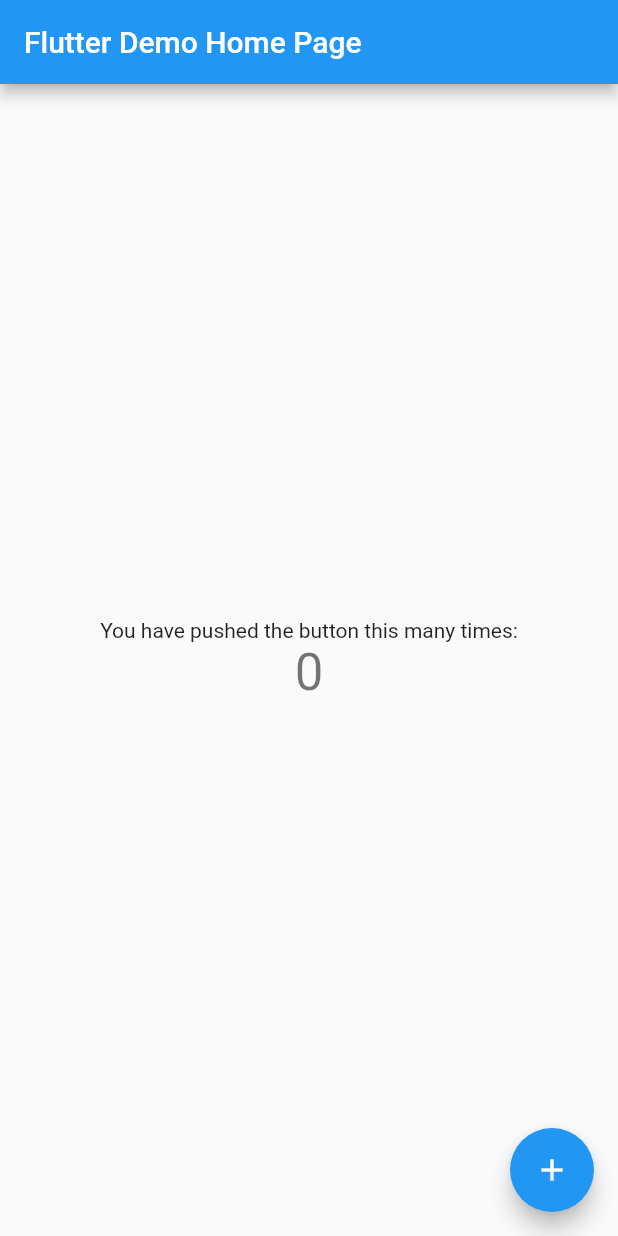
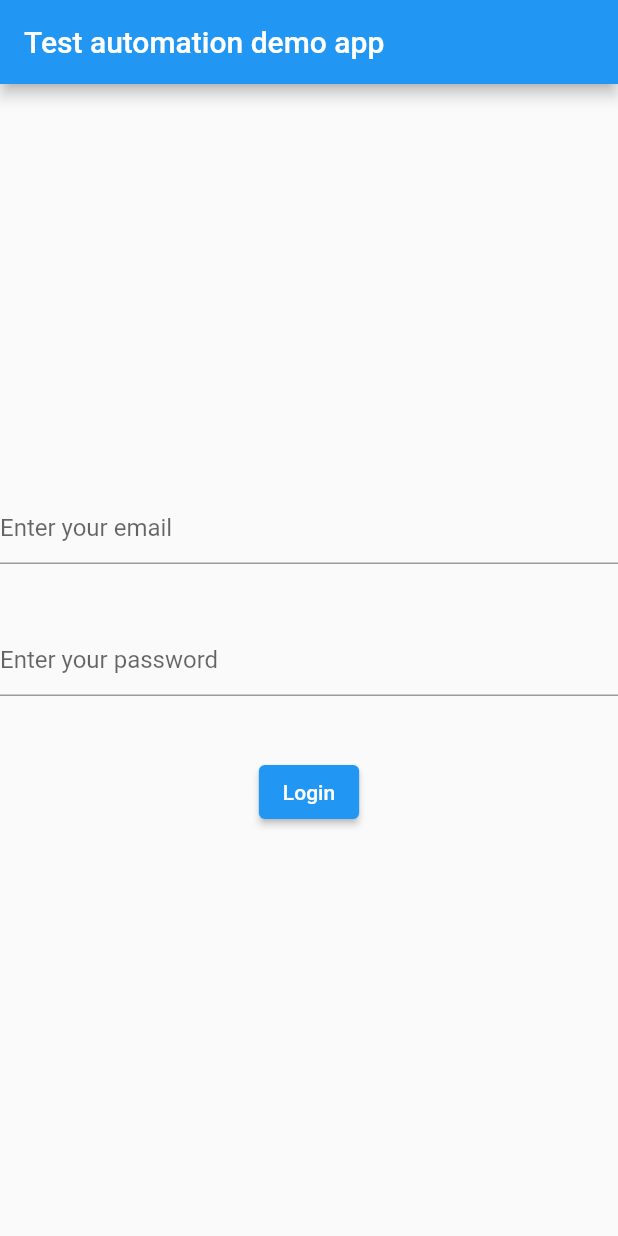
Before and after one commit to karlisV/flutter_test_automation_app, a Flutter app: the screen it shows after launch, on a phone screen of 412 x 824 dp. Run offline on Flutter 3.47's test engine with Material 2 defaults, Android fonts, the phone set to English and light mode, and no system bars; our stand-ins replace firebase_auth, firebase_core; accounts and stored records are empty; generated files the repository leaves out were written again.

Commit message:
login form initial implementation

```diff
--- a/lib/main.dart
+++ b/lib/main.dart
@@ -1,6 +1,17 @@
 import 'package:flutter/material.dart';
+import 'package:firebase_core/firebase_core.dart';
+import 'firebase_options.dart';
+import 'package:firebase_auth/firebase_auth.dart';
+import 'dart:developer';
+import './home_screen.dart';
 
-void main() {
+void main() async {
+  WidgetsFlutterBinding.ensureInitialized();
+
+  await Firebase.initializeApp(
+    options: DefaultFirebaseOptions.currentPlatform,
+  );
+
   runApp(const MyApp());
 }
 
@@ -24,22 +35,13 @@
         // is not restarted.
         primarySwatch: Colors.blue,
       ),
-      home: const MyHomePage(title: 'Flutter Demo Home Page'),
+      home: const MyHomePage(title: 'Test automation demo app'),
     );
   }
 }
 
 class MyHomePage extends StatefulWidget {
   const MyHomePage({Key? key, required this.title}) : super(key: key);
-
-  // This widget is the home page of your application. It is stateful, meaning
-  // that it has a State object (defined below) that contains fields that affect
-  // how it looks.
-
-  // This class is the configuration for the state. It holds the values (in this
-  // case the title) provided by the parent (in this case the App widget) and
-  // used by the build method of the State. Fields in a Widget subclass are
-  // always marked "final".
 
   final String title;
 
@@ -48,68 +50,96 @@
 }
 
 class _MyHomePageState extends State<MyHomePage> {
-  int _counter = 0;
+  final GlobalKey<FormState> _formKey = GlobalKey<FormState>();
 
-  void _incrementCounter() {
-    setState(() {
-      // This call to setState tells the Flutter framework that something has
-      // changed in this State, which causes it to rerun the build method below
-      // so that the display can reflect the updated values. If we changed
-      // _counter without calling setState(), then the build method would not be
-      // called again, and so nothing would appear to happen.
-      _counter++;
-    });
+  final _emailTextController = TextEditingController();
+  final _pwdTextController = TextEditingController();
+
+  SnackBar snackBar(String text) {
+    return SnackBar(
+      content: Text(text),
+    );
+  }
+
+  @override
+  void dispose() {
+    _emailTextController.dispose();
+    _pwdTextController.dispose();
+    super.dispose();
   }
 
   @override
   Widget build(BuildContext context) {
-    // This method is rerun every time setState is called, for instance as done
-    // by the _incrementCounter method above.
-    //
-    // The Flutter framework has been optimized to make rerunning build methods
-    // fast, so that you can just rebuild anything that needs updating rather
-    // than having to individually change instances of widgets.
     return Scaffold(
       appBar: AppBar(
-        // Here we take the value from the MyHomePage object that was created by
-        // the App.build method, and use it to set our appbar title.
         title: Text(widget.title),
       ),
       body: Center(
-        // Center is a layout widget. It takes a single child and positions it
-        // in the middle of the parent.
         child: Column(
-          // Column is also a layout widget. It takes a list of children and
-          // arranges them vertically. By default, it sizes itself to fit its
-          // children horizontally, and tries to be as tall as its parent.
-          //
-          // Invoke "debug painting" (press "p" in the console, choose the
-          // "Toggle Debug Paint" action from the Flutter Inspector in Android
-          // Studio, or the "Toggle Debug Paint" command in Visual Studio Code)
-          // to see the wireframe for each widget.
-          //
-          // Column has various properties to control how it sizes itself and
-          // how it positions its children. Here we use mainAxisAlignment to
-          // center the children vertically; the main axis here is the vertical
-          // axis because Columns are vertical (the cross axis would be
-          // horizontal).
           mainAxisAlignment: MainAxisAlignment.center,
           children: <Widget>[
-            const Text(
-              'You have pushed the button this many times:',
-            ),
-            Text(
-              '$_counter',
-              style: Theme.of(context).textTheme.headline4,
-            ),
+            Form(
+                key: _formKey,
+                child: Column(
+                  crossAxisAlignment: CrossAxisAlignment.center,
+                  children: [
+                    TextFormField(
+                      decoration: const InputDecoration(
+                        hintText: 'Enter your email',
+                      ),
+                      controller: _emailTextController,
+                      validator: (String? value) {
+                        if (value == null ||
+                            value.isEmpty ||
+                            !value.contains(RegExp(r'^(.+)@(.+)$'))) {
+                          return 'Please enter valid email';
+                        }
+                        return null;
+                      },
+                    ),
+                    const Padding(
+                        padding: EdgeInsets.symmetric(vertical: 20.0)),
+                    TextFormField(
+                      decoration: const InputDecoration(
+                        hintText: 'Enter your password',
+                      ),
+                      obscureText: true,
+                      controller: _pwdTextController,
+                      validator: (String? value) {
+                        if (value == null || value.isEmpty) {
+                          return 'Please enter password';
+                        }
+                        return null;
+                      },
+                    ),
+                    const Padding(
+                        padding: EdgeInsets.symmetric(vertical: 20.0)),
+                    ElevatedButton(
+                        onPressed: () async {
+                          if (_formKey.currentState!.validate()) {
+                            try {
+                              await FirebaseAuth.instance
+                                  .signInWithEmailAndPassword(
+                                      email: _emailTextController.text,
+                                      password: _pwdTextController.text);
+                              if (!mounted) return;
+                              Navigator.of(context).push(MaterialPageRoute(
+                                  builder: (context) => const HomeScreen()));
+                            } on FirebaseAuthException catch (e) {
+                              log(e.code);
+                              ScaffoldMessenger.of(context)
+                                  .showSnackBar(snackBar(e.code));
+                            }
+                          } else {
+                            log('Form validation triggered');
+                          }
+                        },
+                        child: const Text('Login'))
+                  ],
+                ))
           ],
         ),
       ),
-      floatingActionButton: FloatingActionButton(
-        onPressed: _incrementCounter,
-        tooltip: 'Increment',
-        child: const Icon(Icons.add),
-      ), // This trailing comma makes auto-formatting nicer for build methods.
     );
   }
 }
--- a/pubspec.yaml
+++ b/pubspec.yaml
@@ -34,6 +34,8 @@
   # The following adds the Cupertino Icons font to your application.
   # Use with the CupertinoIcons class for iOS style icons.
   cupertino_icons: ^1.0.2
+  firebase_core: ^1.19.0
+  firebase_auth: ^3.4.1
 
 dev_dependencies:
   flutter_test:
```
Also changed, not shown: lib/home_screen.dart (added, +16 -0 lines), pubspec.lock, 13 other files.
